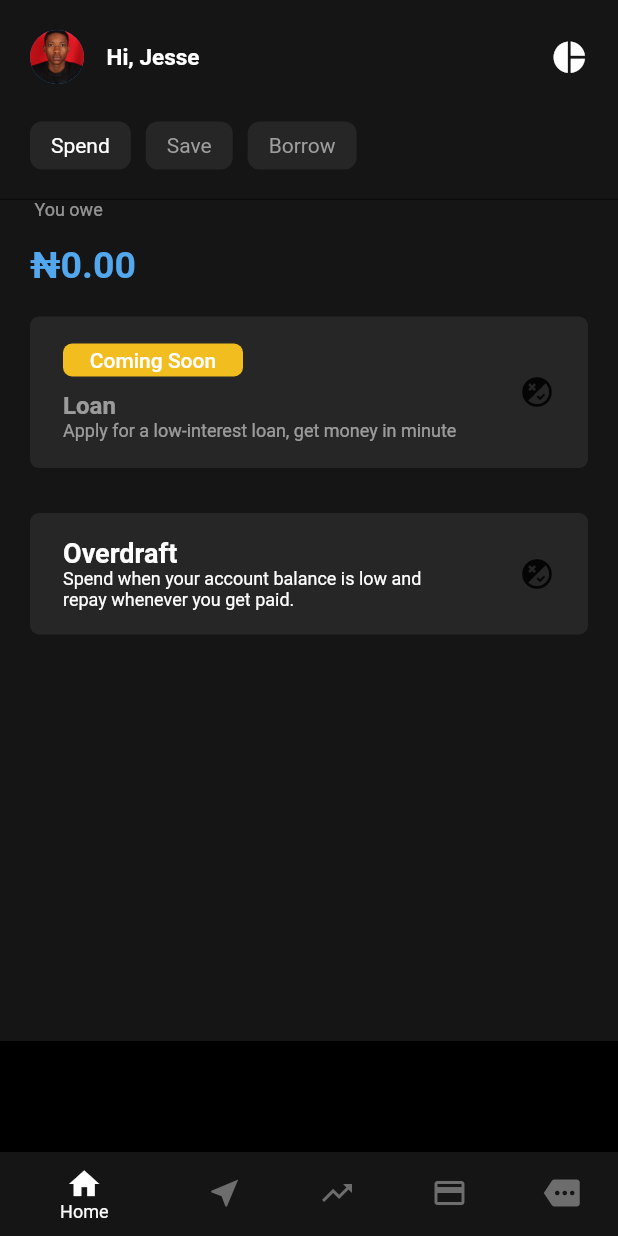
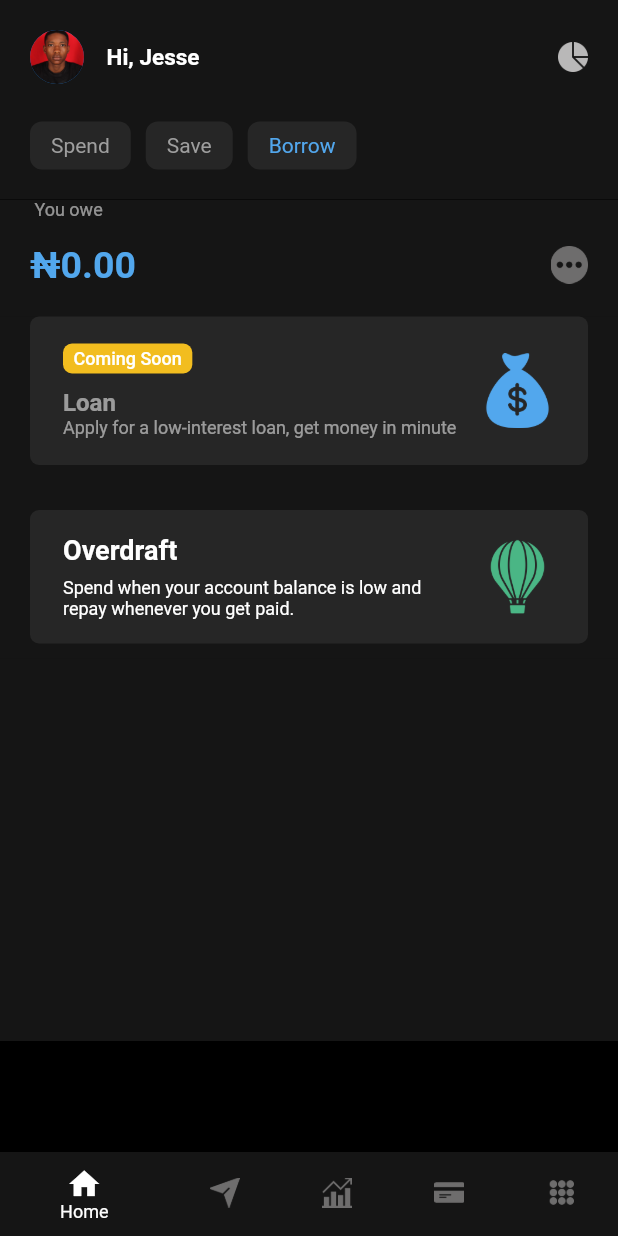
Before and after one commit to Jesse-soft/kuda_bank_ui, a Flutter app: the screen it shows after launch, swiped to page 3, on a phone screen of 412 x 824 dp. Run offline on Flutter 3.47's test engine with Material 2 defaults, Android fonts, the phone set to English and light mode, and no system bars.

Commit message:
updated ui/ux

```diff
--- a/lib/bottom nav bar pages/home_page.dart
+++ b/lib/bottom nav bar pages/home_page.dart
@@ -150,10 +150,14 @@ class _HomePageState extends State<HomePage> {
                       ),
                     ],
                   ),
-                  const Icon(
-                    Icons.pie_chart,
-                    size: 25,
-                    color: Colors.white,
+                  ClipRect(
+                    child: SizedBox(
+                      width: 20,
+                      height: 20,
+                      child: Image.asset(
+                        "lib/icons/pie_chart.png",
+                      ),
+                    ),
                   )
                 ],
               ),
@@ -171,9 +175,7 @@ class _HomePageState extends State<HomePage> {
           height: 561,
           child: PageView(
             onPageChanged: (value) => setState(() {
-              highlightedtabcolor(
-                value,
-              );
+              number = value;
             }),
             controller: pageController,
             physics: const BouncingScrollPhysics(),
--- a/lib/screens/borrow_layout.dart
+++ b/lib/screens/borrow_layout.dart
@@ -27,12 +27,30 @@ borrowLayout(Color borrowcolor) {
               padding: const EdgeInsets.only(
                 bottom: 20,
               ),
-              child: Text(
-                '₦0.00',
-                style: TextStyle(
-                    color: borrowcolor,
-                    fontSize: 25,
-                    fontWeight: FontWeight.bold),
+              child: Row(
+                mainAxisAlignment: MainAxisAlignment.spaceBetween,
+                children: [
+                  Text(
+                    '₦0.00',
+                    style: TextStyle(
+                        color: borrowcolor,
+                        fontSize: 25,
+                        fontWeight: FontWeight.bold),
+                  ),
+                  ClipRect(
+                    child: SizedBox(
+                      width: 25,
+                      height: 25,
+                      child: Image.asset("lib/icons/see_more.png",
+                          color: const Color.fromARGB(
+                            255,
+                            110,
+                            109,
+                            109,
+                          )),
+                    ),
+                  )
+                ],
               ),
             ),
           ],
@@ -61,6 +79,7 @@ borrowLayout(Color borrowcolor) {
               horizontal: 8,
             ),
             child: Row(
+              textBaseline: TextBaseline.ideographic,
               mainAxisAlignment: MainAxisAlignment.spaceBetween,
               children: [
                 Column(
@@ -71,19 +90,19 @@ borrowLayout(Color borrowcolor) {
                       margin: const EdgeInsets.only(
                         bottom: 10,
                       ),
-                      width: 120,
                       padding: const EdgeInsets.symmetric(
                         vertical: 3,
-                        horizontal: 2,
+                        horizontal: 7,
                       ),
                       decoration: BoxDecoration(
-                        color: Color.fromARGB(255, 242, 189, 31),
+                        color: const Color.fromARGB(255, 242, 189, 31),
                         borderRadius: BorderRadius.circular(6),
                       ),
                       child: const Center(
                         child: Text(
                           'Coming Soon',
                           style: TextStyle(
+                            fontSize: 12,
                             color: Colors.white,
                             fontWeight: FontWeight.w500,
                           ),
@@ -105,8 +124,15 @@ borrowLayout(Color borrowcolor) {
                     )
                   ],
                 ),
-                const Icon(
-                  Icons.flaky_outlined,
+                ClipRect(
+                  child: SizedBox(
+                    width: 50,
+                    height: 50,
+                    child: Image.asset(
+                      "lib/icons/money.png",
+                      color: borrowcolor,
+                    ),
+                  ),
                 )
               ],
             ),
@@ -139,8 +165,8 @@ borrowLayout(Color borrowcolor) {
                 Column(
                   mainAxisAlignment: MainAxisAlignment.spaceBetween,
                   crossAxisAlignment: CrossAxisAlignment.start,
-                  children: const [
-                    Text(
+                  children: [
+                    const Text(
                       'Overdraft',
                       style: TextStyle(
                         color: Colors.white,
@@ -148,9 +174,11 @@ borrowLayout(Color borrowcolor) {
                         fontWeight: FontWeight.bold,
                       ),
                     ),
-                    ClipRect(
-                      clipBehavior: Clip.hardEdge,
-                      child: Text(
+                    Container(
+                      margin: const EdgeInsets.only(
+                        top: 8.0,
+                      ),
+                      child: const Text(
                         'Spend when your account balance is low and\nrepay whenever you get paid.',
                         maxLines: 2,
                         overflow: TextOverflow.clip,
@@ -159,8 +187,20 @@ borrowLayout(Color borrowcolor) {
                     )
                   ],
                 ),
-                const Icon(
-                  Icons.flaky_outlined,
+                ClipRect(
+                  child: SizedBox(
+                    width: 50,
+                    height: 50,
+                    child: Image.asset(
+                      "lib/icons/hot_air_balloon.png",
+                      color: const Color.fromARGB(
+                        255,
+                        74,
+                        182,
+                        133,
+                      ),
+                    ),
+                  ),
                 )
               ],
             ),
--- a/lib/screens/home_screen.dart
+++ b/lib/screens/home_screen.dart
@@ -22,6 +22,13 @@ class _HomeScreenState extends State<HomeScreen> {
     const CardPage(),
     const MorePage(),
   ];
+  late Color unSelectedIcon = const Color.fromARGB(
+    255,
+    110,
+    109,
+    109,
+  );
+  late Color selectedIcon = Colors.white;
   @override
   Widget build(BuildContext context) {
     return DefaultTabController(
@@ -37,14 +44,9 @@ class _HomeScreenState extends State<HomeScreen> {
                   _currentindex = value;
                 }),
             selectedItemColor: Colors.white,
-            unselectedItemColor: const Color.fromARGB(
-              255,
-              110,
-              109,
-              109,
-            ),
-            items: const [
-              BottomNavigationBarItem(
+            unselectedItemColor: unSelectedIcon,
+            items: [
+              const BottomNavigationBarItem(
                 backgroundColor: ksoftcolor,
                 label: "Home",
                 icon: Icon(
@@ -53,26 +55,54 @@ class _HomeScreenState extends State<HomeScreen> {
               ),
               BottomNavigationBarItem(
                 label: "Pay",
-                icon: Icon(
-                  Icons.near_me_sharp,
+                icon: ClipRect(
+                  child: SizedBox(
+                    width: 28,
+                    height: 20,
+                    child: Image.asset(
+                      "lib/icons/send.png",
+                      color: _currentindex == 1 ? selectedIcon : unSelectedIcon,
+                    ),
+                  ),
                 ),
               ),
               BottomNavigationBarItem(
                 label: "Invest",
-                icon: Icon(
-                  Icons.trending_up,
+                icon: ClipRect(
+                  child: SizedBox(
+                    width: 28,
+                    height: 20,
+                    child: Image.asset(
+                      "lib/icons/trend.png",
+                      color: _currentindex == 2 ? selectedIcon : unSelectedIcon,
+                    ),
+                  ),
                 ),
               ),
               BottomNavigationBarItem(
                 label: "Cards",
-                icon: Icon(
-                  Icons.credit_card,
+                icon: ClipRect(
+                  child: SizedBox(
+                    width: 28,
+                    height: 20,
+                    child: Image.asset(
+                      "lib/icons/credit_card.png",
+                      color: _currentindex == 3 ? selectedIcon : unSelectedIcon,
+                    ),
+                  ),
                 ),
               ),
               BottomNavigationBarItem(
                 label: "More",
-                icon: Icon(
-                  Icons.more,
+                icon: ClipRect(
+                  child: SizedBox(
+                    width: 28,
+                    height: 20,
+                    child: Image.asset(
+                      "lib/icons/more.png",
+                      color: _currentindex == 4 ? selectedIcon : unSelectedIcon,
+                    ),
+                  ),
                 ),
               ),
             ]),
--- a/lib/screens/save_layout.dart
+++ b/lib/screens/save_layout.dart
@@ -102,13 +102,33 @@ saveLayout(Color savingscolor) {
               padding: const EdgeInsets.only(
                 bottom: 20,
               ),
-              child: Text(
+              child: Row(
+                mainAxisAlignment: MainAxisAlignment.spaceBetween,
+                children: [
+                  Text(
                     '₦89,567.14',
                     style: TextStyle(
                       color: savingscolor,
                       fontSize: 25,
                       fontWeight: FontWeight.bold,
                     ),
+                  ),
+                  ClipRect(
+                    child: SizedBox(
+                      width: 25,
+                      height: 25,
+                      child: Image.asset(
+                        "lib/icons/see_more.png",
+                        color: const Color.fromARGB(
+                          255,
+                          110,
+                          109,
+                          109,
+                        ),
+                      ),
+                    ),
+                  )
+                ],
               ),
             ),
             Container(
--- a/lib/screens/spend_layout.dart
+++ b/lib/screens/spend_layout.dart
@@ -101,17 +101,37 @@ spendLayout() {
                 ),
               ),
             ),
-            const Padding(
-              padding: EdgeInsets.only(
+            Padding(
+              padding: const EdgeInsets.only(
                 bottom: 20,
               ),
-              child: Text(
+              child: Row(
+                mainAxisAlignment: MainAxisAlignment.spaceBetween,
+                children: [
+                  const Text(
                     '₦389,765.14',
                     style: TextStyle(
                       color: Colors.white,
                       fontSize: 25,
                       fontWeight: FontWeight.bold,
                     ),
+                  ),
+                  ClipRect(
+                    child: SizedBox(
+                      width: 25,
+                      height: 25,
+                      child: Image.asset(
+                        "lib/icons/see_more.png",
+                        color: const Color.fromARGB(
+                          255,
+                          110,
+                          109,
+                          109,
+                        ),
+                      ),
+                    ),
+                  )
+                ],
               ),
             ),
             Container(
--- a/pubspec.yaml
+++ b/pubspec.yaml
@@ -62,6 +62,7 @@ flutter:
   # To add assets to your application, add an assets section, like this:
   assets:
     - images/
+    - lib/icons/
   #   - images/a_dot_ham.jpeg
 
   # An image asset can refer to one or more resolution-specific "variants", see
```
Also changed, not shown: lib/icons/credit_card.png (added), lib/icons/hot_air_balloon.png (added), lib/icons/money.png (added), lib/icons/more.png (added), lib/icons/pie_chart.png (added), lib/icons/see_more.png (added), lib/icons/send.png (added), lib/icons/trend.png (added). Lines whose indentation alone changed are shown as unchanged.
